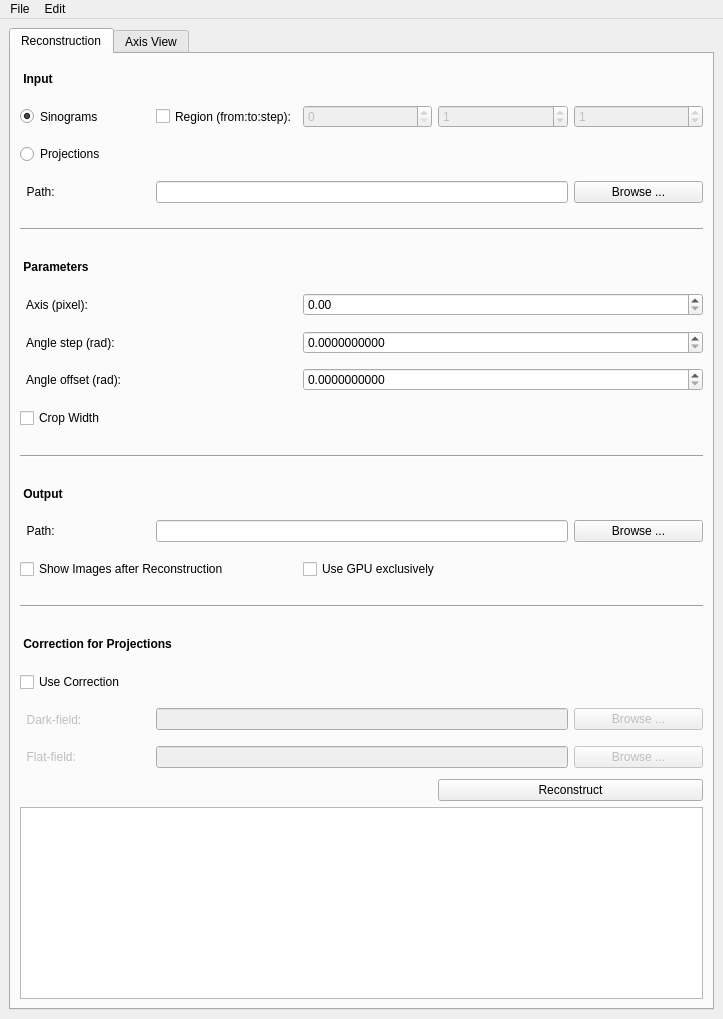
First picture: the form in unfoog/gui.ui, repository ufo-kit/tofu, before the edit.
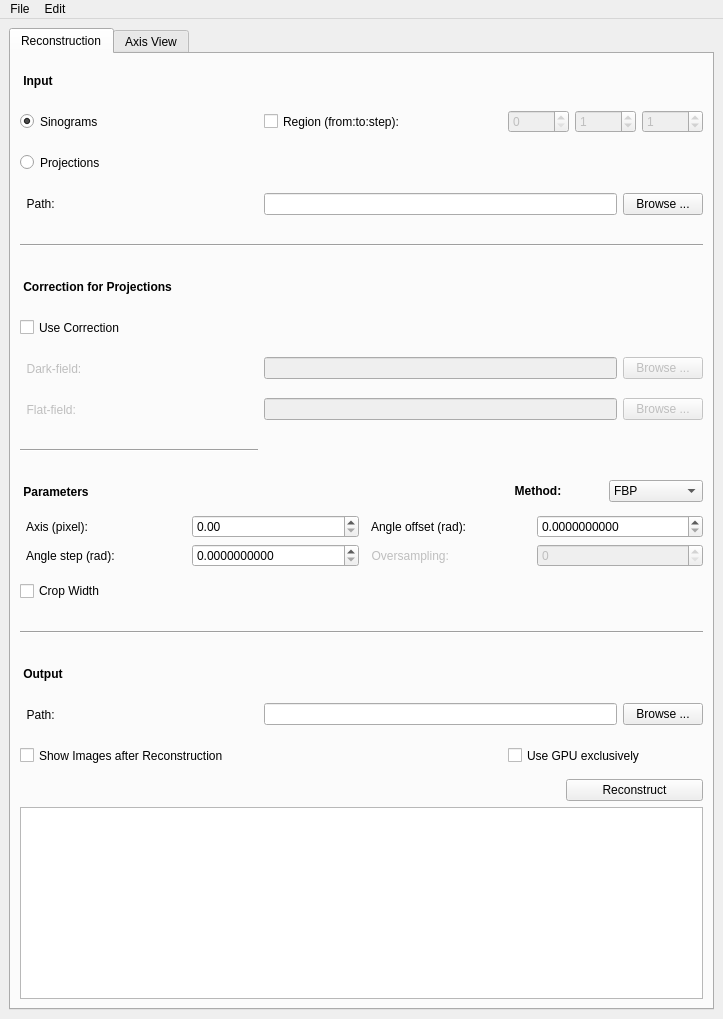
Second picture: the form after the edit.

Commit message: Add dfi reconstruction method

Patch:
```diff
--- a/unfoog/gui.ui
+++ b/unfoog/gui.ui
@@ -90,70 +90,22 @@
           <property name="spacing">
            <number>6</number>
           </property>
-          <item row="9" column="2" colspan="3">
-           <widget class="QDoubleSpinBox" name="angle_offset">
-            <property name="sizePolicy">
-             <sizepolicy hsizetype="Expanding" vsizetype="Fixed">
-              <horstretch>0</horstretch>
-              <verstretch>0</verstretch>
-             </sizepolicy>
-            </property>
-            <property name="toolTip">
-             <string notr="true"/>
-            </property>
-            <property name="decimals">
-             <number>10</number>
-            </property>
-           </widget>
-          </item>
-          <item row="19" column="1" colspan="3">
-           <widget class="QLineEdit" name="flats_path_line">
+          <item row="9" column="4">
+           <widget class="QPushButton" name="flats_path_button">
             <property name="enabled">
              <bool>false</bool>
             </property>
             <property name="sizePolicy">
-             <sizepolicy hsizetype="Expanding" vsizetype="Fixed">
+             <sizepolicy hsizetype="Minimum" vsizetype="Fixed">
               <horstretch>0</horstretch>
               <verstretch>0</verstretch>
              </sizepolicy>
             </property>
             <property name="toolTip">
              <string notr="true"/>
-            </property>
-           </widget>
-          </item>
-          <item row="7" column="2" colspan="3">
-           <widget class="QDoubleSpinBox" name="axis_spin">
-            <property name="sizePolicy">
-             <sizepolicy hsizetype="Expanding" vsizetype="Fixed">
-              <horstretch>0</horstretch>
-              <verstretch>0</verstretch>
-             </sizepolicy>
-            </property>
-            <property name="toolTip">
-             <string notr="true"/>
-            </property>
-            <property name="maximum">
-             <double>8192.000000000000000</double>
-            </property>
-           </widget>
-          </item>
-          <item row="16" column="0" colspan="2">
-           <widget class="QLabel" name="correction_label">
-            <property name="sizePolicy">
-             <sizepolicy hsizetype="Expanding" vsizetype="Expanding">
-              <horstretch>0</horstretch>
-              <verstretch>0</verstretch>
-             </sizepolicy>
-            </property>
-            <property name="font">
-             <font>
-              <weight>75</weight>
-              <bold>true</bold>
-             </font>
             </property>
             <property name="text">
-             <string> Correction for Projections</string>
+             <string>Browse ...</string>
             </property>
            </widget>
           </item>
@@ -173,44 +125,6 @@
             </property>
            </widget>
           </item>
-          <item row="18" column="4">
-           <widget class="QPushButton" name="darks_path_button">
-            <property name="enabled">
-             <bool>false</bool>
-            </property>
-            <property name="sizePolicy">
-             <sizepolicy hsizetype="Minimum" vsizetype="Fixed">
-              <horstretch>0</horstretch>
-              <verstretch>0</verstretch>
-             </sizepolicy>
-            </property>
-            <property name="toolTip">
-             <string notr="true"/>
-            </property>
-            <property name="text">
-             <string>Browse ...</string>
-            </property>
-           </widget>
-          </item>
-          <item row="2" column="2">
-           <widget class="QSpinBox" name="from_region">
-            <property name="enabled">
-             <bool>false</bool>
-            </property>
-            <property name="sizePolicy">
-             <sizepolicy hsizetype="Expanding" vsizetype="Fixed">
-              <horstretch>0</horstretch>
-              <verstretch>0</verstretch>
-             </sizepolicy>
-            </property>
-            <property name="toolTip">
-             <string notr="true"/>
-            </property>
-            <property name="maximum">
-             <number>10000</number>
-            </property>
-           </widget>
-          </item>
           <item row="1" column="0">
            <widget class="QLabel" name="input_label">
             <property name="sizePolicy">
@@ -264,63 +178,6 @@
             </property>
            </widget>
           </item>
-          <item row="19" column="0">
-           <widget class="QLabel" name="flats_label">
-            <property name="enabled">
-             <bool>false</bool>
-            </property>
-            <property name="sizePolicy">
-             <sizepolicy hsizetype="Expanding" vsizetype="Expanding">
-              <horstretch>0</horstretch>
-              <verstretch>0</verstretch>
-             </sizepolicy>
-            </property>
-            <property name="toolTip">
-             <string notr="true"/>
-            </property>
-            <property name="lineWidth">
-             <number>0</number>
-            </property>
-            <property name="text">
-             <string>  Flat-field:</string>
-            </property>
-           </widget>
-          </item>
-          <item row="2" column="3">
-           <widget class="QSpinBox" name="to_region">
-            <property name="enabled">
-             <bool>false</bool>
-            </property>
-            <property name="sizePolicy">
-             <sizepolicy hsizetype="Expanding" vsizetype="Fixed">
-              <horstretch>0</horstretch>
-              <verstretch>0</verstretch>
-             </sizepolicy>
-            </property>
-            <property name="toolTip">
-             <string notr="true"/>
-            </property>
-            <property name="maximum">
-             <number>10000</number>
-            </property>
-            <property name="value">
-             <number>1</number>
-            </property>
-           </widget>
-          </item>
-          <item row="15" column="0" colspan="5">
-           <widget class="Line" name="line_3">
-            <property name="sizePolicy">
-             <sizepolicy hsizetype="Expanding" vsizetype="Expanding">
-              <horstretch>0</horstretch>
-              <verstretch>0</verstretch>
-             </sizepolicy>
-            </property>
-            <property name="orientation">
-             <enum>Qt::Horizontal</enum>
-            </property>
-           </widget>
-          </item>
           <item row="5" column="0" colspan="5">
            <widget class="Line" name="line">
             <property name="sizePolicy">
@@ -353,7 +210,7 @@
             </property>
            </widget>
           </item>
-          <item row="11" column="0" colspan="5">
+          <item row="16" column="0" colspan="5">
            <widget class="Line" name="line_2">
             <property name="sizePolicy">
              <sizepolicy hsizetype="Expanding" vsizetype="Expanding">
@@ -366,7 +223,7 @@
             </property>
            </widget>
           </item>
-          <item row="13" column="0">
+          <item row="18" column="0">
            <widget class="QLabel" name="output_path_label">
             <property name="sizePolicy">
              <sizepolicy hsizetype="Expanding" vsizetype="Expanding">
@@ -382,39 +239,7 @@
             </property>
            </widget>
           </item>
-          <item row="8" column="0" colspan="2">
-           <widget class="QLabel" name="angle_label">
-            <property name="sizePolicy">
-             <sizepolicy hsizetype="Expanding" vsizetype="Expanding">
-              <horstretch>0</horstretch>
-              <verstretch>0</verstretch>
-             </sizepolicy>
-            </property>
-            <property name="toolTip">
-             <string notr="true"/>
-            </property>
-            <property name="text">
-             <string>  Angle step (rad):</string>
-            </property>
-           </widget>
-          </item>
-          <item row="9" column="0" colspan="2">
-           <widget class="QLabel" name="offset_label">
-            <property name="sizePolicy">
-             <sizepolicy hsizetype="Expanding" vsizetype="Expanding">
-              <horstretch>0</horstretch>
-              <verstretch>0</verstretch>
-             </sizepolicy>
-            </property>
-            <property name="toolTip">
-             <string notr="true"/>
-            </property>
-            <property name="text">
-             <string>  Angle offset (rad):</string>
-            </property>
-           </widget>
-          </item>
-          <item row="10" column="0" colspan="2">
+          <item row="15" column="0" colspan="2">
            <widget class="QCheckBox" name="crop_box">
             <property name="sizePolicy">
              <sizepolicy hsizetype="Expanding" vsizetype="Expanding">
@@ -430,51 +255,6 @@
             </property>
            </widget>
           </item>
-          <item row="20" column="3" colspan="2">
-           <widget class="QPushButton" name="reco_button">
-            <property name="sizePolicy">
-             <sizepolicy hsizetype="Minimum" vsizetype="Fixed">
-              <horstretch>0</horstretch>
-              <verstretch>0</verstretch>
-             </sizepolicy>
-            </property>
-            <property name="text">
-             <string>Reconstruct</string>
-            </property>
-           </widget>
-          </item>
-          <item row="8" column="2" colspan="3">
-           <widget class="QDoubleSpinBox" name="angle_step">
-            <property name="sizePolicy">
-             <sizepolicy hsizetype="Expanding" vsizetype="Fixed">
-              <horstretch>0</horstretch>
-              <verstretch>0</verstretch>
-             </sizepolicy>
-            </property>
-            <property name="toolTip">
-             <string notr="true"/>
-            </property>
-            <property name="decimals">
-             <number>10</number>
-            </property>
-           </widget>
-          </item>
-          <item row="7" column="0" colspan="2">
-           <widget class="QLabel" name="axis_label">
-            <property name="sizePolicy">
-             <sizepolicy hsizetype="Expanding" vsizetype="Expanding">
-              <horstretch>0</horstretch>
-              <verstretch>0</verstretch>
-             </sizepolicy>
-            </property>
-            <property name="toolTip">
-             <string notr="true"/>
-            </property>
-            <property name="text">
-             <string>  Axis (pixel):</string>
-            </property>
-           </widget>
-          </item>
           <item row="4" column="1" colspan="3">
            <widget class="QLineEdit" name="input_path_line">
             <property name="sizePolicy">
@@ -488,7 +268,20 @@
             </property>
            </widget>
           </item>
-          <item row="13" column="1" colspan="3">
+          <item row="25" column="3" colspan="2">
+           <widget class="QPushButton" name="reco_button">
+            <property name="sizePolicy">
+             <sizepolicy hsizetype="Minimum" vsizetype="Fixed">
+              <horstretch>0</horstretch>
+              <verstretch>0</verstretch>
+             </sizepolicy>
+            </property>
+            <property name="text">
+             <string>Reconstruct</string>
+            </property>
+           </widget>
+          </item>
+          <item row="18" column="1" colspan="3">
            <widget class="QLineEdit" name="output_path_line">
             <property name="sizePolicy">
              <sizepolicy hsizetype="Expanding" vsizetype="Fixed">
@@ -539,45 +332,7 @@
             </property>
            </widget>
           </item>
-          <item row="19" column="4">
-           <widget class="QPushButton" name="flats_path_button">
-            <property name="enabled">
-             <bool>false</bool>
-            </property>
-            <property name="sizePolicy">
-             <sizepolicy hsizetype="Minimum" vsizetype="Fixed">
-              <horstretch>0</horstretch>
-              <verstretch>0</verstretch>
-             </sizepolicy>
-            </property>
-            <property name="toolTip">
-             <string notr="true"/>
-            </property>
-            <property name="text">
-             <string>Browse ...</string>
-            </property>
-           </widget>
-          </item>
-          <item row="18" column="0">
-           <widget class="QLabel" name="darks_label">
-            <property name="enabled">
-             <bool>false</bool>
-            </property>
-            <property name="sizePolicy">
-             <sizepolicy hsizetype="Expanding" vsizetype="Expanding">
-              <horstretch>0</horstretch>
-              <verstretch>0</verstretch>
-             </sizepolicy>
-            </property>
-            <property name="toolTip">
-             <string notr="true"/>
-            </property>
-            <property name="text">
-             <string>  Dark-field:</string>
-            </property>
-           </widget>
-          </item>
-          <item row="12" column="0">
+          <item row="17" column="0">
            <widget class="QLabel" name="output_label">
             <property name="sizePolicy">
              <sizepolicy hsizetype="Expanding" vsizetype="Expanding">
@@ -599,67 +354,10 @@
             </property>
            </widget>
           </item>
-          <item row="6" column="0">
-           <widget class="QLabel" name="params_label">
-            <property name="sizePolicy">
-             <sizepolicy hsizetype="Expanding" vsizetype="Expanding">
-              <horstretch>0</horstretch>
-              <verstretch>0</verstretch>
-             </sizepolicy>
-            </property>
-            <property name="font">
-             <font>
-              <weight>75</weight>
-              <bold>true</bold>
-             </font>
-            </property>
-            <property name="text">
-             <string> Parameters</string>
-            </property>
-           </widget>
-          </item>
-          <item row="2" column="4">
-           <widget class="QSpinBox" name="step_region">
-            <property name="enabled">
-             <bool>false</bool>
-            </property>
-            <property name="sizePolicy">
-             <sizepolicy hsizetype="Expanding" vsizetype="Fixed">
-              <horstretch>0</horstretch>
-              <verstretch>0</verstretch>
-             </sizepolicy>
-            </property>
-            <property name="toolTip">
-             <string notr="true"/>
-            </property>
-            <property name="maximum">
-             <number>10000</number>
-            </property>
-            <property name="value">
-             <number>1</number>
-            </property>
-           </widget>
-          </item>
-          <item row="17" column="0" colspan="2">
-           <widget class="QCheckBox" name="correct_box">
-            <property name="sizePolicy">
-             <sizepolicy hsizetype="Expanding" vsizetype="Expanding">
-              <horstretch>0</horstretch>
-              <verstretch>0</verstretch>
-             </sizepolicy>
-            </property>
-            <property name="toolTip">
-             <string notr="true"/>
-            </property>
-            <property name="text">
-             <string>Use Correction</string>
-            </property>
-           </widget>
-          </item>
-          <item row="21" column="0" colspan="5">
+          <item row="26" column="0" colspan="5">
            <widget class="QTextBrowser" name="text_browser"/>
           </item>
-          <item row="14" column="0" colspan="2">
+          <item row="19" column="0" colspan="2">
            <widget class="QCheckBox" name="imagej_checkbox">
             <property name="sizePolicy">
              <sizepolicy hsizetype="Expanding" vsizetype="Expanding">
@@ -672,7 +370,7 @@
             </property>
            </widget>
           </item>
-          <item row="13" column="4">
+          <item row="18" column="4">
            <widget class="QPushButton" name="output_path_button">
             <property name="sizePolicy">
              <sizepolicy hsizetype="Minimum" vsizetype="Fixed">
@@ -688,23 +386,7 @@
             </property>
            </widget>
           </item>
-          <item row="18" column="1" colspan="3">
-           <widget class="QLineEdit" name="darks_path_line">
-            <property name="enabled">
-             <bool>false</bool>
-            </property>
-            <property name="sizePolicy">
-             <sizepolicy hsizetype="Expanding" vsizetype="Fixed">
-              <horstretch>0</horstretch>
-              <verstretch>0</verstretch>
-             </sizepolicy>
-            </property>
-            <property name="toolTip">
-             <string notr="true"/>
-            </property>
-           </widget>
-          </item>
-          <item row="14" column="2" colspan="3">
+          <item row="19" column="2" colspan="3">
            <widget class="QCheckBox" name="gpu_box">
             <property name="sizePolicy">
              <sizepolicy hsizetype="Expanding" vsizetype="Expanding">
@@ -717,6 +399,386 @@
             </property>
            </widget>
           </item>
+          <item row="2" column="2" colspan="3">
+           <layout class="QGridLayout" name="gridLayout">
+            <item row="0" column="1">
+             <widget class="QSpinBox" name="to_region">
+              <property name="enabled">
+               <bool>false</bool>
+              </property>
+              <property name="sizePolicy">
+               <sizepolicy hsizetype="Expanding" vsizetype="Fixed">
+                <horstretch>0</horstretch>
+                <verstretch>0</verstretch>
+               </sizepolicy>
+              </property>
+              <property name="toolTip">
+               <string notr="true"/>
+              </property>
+              <property name="maximum">
+               <number>10000</number>
+              </property>
+              <property name="value">
+               <number>1</number>
+              </property>
+             </widget>
+            </item>
+            <item row="0" column="0">
+             <widget class="QSpinBox" name="from_region">
+              <property name="enabled">
+               <bool>false</bool>
+              </property>
+              <property name="sizePolicy">
+               <sizepolicy hsizetype="Expanding" vsizetype="Fixed">
+                <horstretch>0</horstretch>
+                <verstretch>0</verstretch>
+               </sizepolicy>
+              </property>
+              <property name="toolTip">
+               <string notr="true"/>
+              </property>
+              <property name="maximum">
+               <number>10000</number>
+              </property>
+             </widget>
+            </item>
+            <item row="0" column="2">
+             <widget class="QSpinBox" name="step_region">
+              <property name="enabled">
+               <bool>false</bool>
+              </property>
+              <property name="sizePolicy">
+               <sizepolicy hsizetype="Expanding" vsizetype="Fixed">
+                <horstretch>0</horstretch>
+                <verstretch>0</verstretch>
+               </sizepolicy>
+              </property>
+              <property name="toolTip">
+               <string notr="true"/>
+              </property>
+              <property name="maximum">
+               <number>10000</number>
+              </property>
+              <property name="value">
+               <number>1</number>
+              </property>
+             </widget>
+            </item>
+           </layout>
+          </item>
+          <item row="12" column="0" colspan="5">
+           <layout class="QGridLayout" name="gridLayout_2">
+            <item row="0" column="1">
+             <widget class="QDoubleSpinBox" name="axis_spin">
+              <property name="sizePolicy">
+               <sizepolicy hsizetype="Expanding" vsizetype="Fixed">
+                <horstretch>0</horstretch>
+                <verstretch>0</verstretch>
+               </sizepolicy>
+              </property>
+              <property name="toolTip">
+               <string notr="true"/>
+              </property>
+              <property name="maximum">
+               <double>8192.000000000000000</double>
+              </property>
+             </widget>
+            </item>
+            <item row="0" column="2">
+             <widget class="QLabel" name="offset_label">
+              <property name="sizePolicy">
+               <sizepolicy hsizetype="Expanding" vsizetype="Expanding">
+                <horstretch>0</horstretch>
+                <verstretch>0</verstretch>
+               </sizepolicy>
+              </property>
+              <property name="toolTip">
+               <string notr="true"/>
+              </property>
+              <property name="text">
+               <string>  Angle offset (rad):</string>
+              </property>
+             </widget>
+            </item>
+            <item row="0" column="0">
+             <widget class="QLabel" name="axis_label">
+              <property name="sizePolicy">
+               <sizepolicy hsizetype="Expanding" vsizetype="Expanding">
+                <horstretch>0</horstretch>
+                <verstretch>0</verstretch>
+               </sizepolicy>
+              </property>
+              <property name="toolTip">
+               <string notr="true"/>
+              </property>
+              <property name="text">
+               <string>  Axis (pixel):</string>
+              </property>
+             </widget>
+            </item>
+            <item row="0" column="3">
+             <widget class="QDoubleSpinBox" name="angle_offset">
+              <property name="sizePolicy">
+               <sizepolicy hsizetype="Expanding" vsizetype="Fixed">
+                <horstretch>0</horstretch>
+                <verstretch>0</verstretch>
+               </sizepolicy>
+              </property>
+              <property name="toolTip">
+               <string notr="true"/>
+              </property>
+              <property name="decimals">
+               <number>10</number>
+              </property>
+             </widget>
+            </item>
+            <item row="1" column="0">
+             <widget class="QLabel" name="angle_label">
+              <property name="sizePolicy">
+               <sizepolicy hsizetype="Expanding" vsizetype="Expanding">
+                <horstretch>0</horstretch>
+                <verstretch>0</verstretch>
+               </sizepolicy>
+              </property>
+              <property name="toolTip">
+               <string notr="true"/>
+              </property>
+              <property name="text">
+               <string>  Angle step (rad):</string>
+              </property>
+             </widget>
+            </item>
+            <item row="1" column="1">
+             <widget class="QDoubleSpinBox" name="angle_step">
+              <property name="sizePolicy">
+               <sizepolicy hsizetype="Expanding" vsizetype="Fixed">
+                <horstretch>0</horstretch>
+                <verstretch>0</verstretch>
+               </sizepolicy>
+              </property>
+              <property name="toolTip">
+               <string notr="true"/>
+              </property>
+              <property name="decimals">
+               <number>10</number>
+              </property>
+             </widget>
+            </item>
+            <item row="1" column="2">
+             <widget class="QLabel" name="oversampling_label">
+              <property name="enabled">
+               <bool>false</bool>
+              </property>
+              <property name="text">
+               <string>  Oversampling:</string>
+              </property>
+             </widget>
+            </item>
+            <item row="1" column="3">
+             <widget class="QSpinBox" name="oversampling">
+              <property name="enabled">
+               <bool>false</bool>
+              </property>
+             </widget>
+            </item>
+           </layout>
+          </item>
+          <item row="9" column="1" colspan="3">
+           <widget class="QLineEdit" name="flats_path_line">
+            <property name="enabled">
+             <bool>false</bool>
+            </property>
+            <property name="sizePolicy">
+             <sizepolicy hsizetype="Expanding" vsizetype="Fixed">
+              <horstretch>0</horstretch>
+              <verstretch>0</verstretch>
+             </sizepolicy>
+            </property>
+            <property name="toolTip">
+             <string notr="true"/>
+            </property>
+           </widget>
+          </item>
+          <item row="6" column="0" colspan="2">
+           <widget class="QLabel" name="correction_label">
+            <property name="sizePolicy">
+             <sizepolicy hsizetype="Expanding" vsizetype="Expanding">
+              <horstretch>0</horstretch>
+              <verstretch>0</verstretch>
+             </sizepolicy>
+            </property>
+            <property name="font">
+             <font>
+              <weight>75</weight>
+              <bold>true</bold>
+             </font>
+            </property>
+            <property name="text">
+             <string> Correction for Projections</string>
+            </property>
+           </widget>
+          </item>
+          <item row="9" column="0">
+           <widget class="QLabel" name="flats_label">
+            <property name="enabled">
+             <bool>false</bool>
+            </property>
+            <property name="sizePolicy">
+             <sizepolicy hsizetype="Expanding" vsizetype="Expanding">
+              <horstretch>0</horstretch>
+              <verstretch>0</verstretch>
+             </sizepolicy>
+            </property>
+            <property name="toolTip">
+             <string notr="true"/>
+            </property>
+            <property name="lineWidth">
+             <number>0</number>
+            </property>
+            <property name="text">
+             <string>  Flat-field:</string>
+            </property>
+           </widget>
+          </item>
+          <item row="7" column="0">
+           <widget class="QCheckBox" name="correct_box">
+            <property name="sizePolicy">
+             <sizepolicy hsizetype="Expanding" vsizetype="Expanding">
+              <horstretch>0</horstretch>
+              <verstretch>0</verstretch>
+             </sizepolicy>
+            </property>
+            <property name="toolTip">
+             <string notr="true"/>
+            </property>
+            <property name="text">
+             <string>Use Correction</string>
+            </property>
+           </widget>
+          </item>
+          <item row="8" column="4">
+           <widget class="QPushButton" name="darks_path_button">
+            <property name="enabled">
+             <bool>false</bool>
+            </property>
+            <property name="sizePolicy">
+             <sizepolicy hsizetype="Minimum" vsizetype="Fixed">
+              <horstretch>0</horstretch>
+              <verstretch>0</verstretch>
+             </sizepolicy>
+            </property>
+            <property name="toolTip">
+             <string notr="true"/>
+            </property>
+            <property name="text">
+             <string>Browse ...</string>
+            </property>
+           </widget>
+          </item>
+          <item row="8" column="0">
+           <widget class="QLabel" name="darks_label">
+            <property name="enabled">
+             <bool>false</bool>
+            </property>
+            <property name="sizePolicy">
+             <sizepolicy hsizetype="Expanding" vsizetype="Expanding">
+              <horstretch>0</horstretch>
+              <verstretch>0</verstretch>
+             </sizepolicy>
+            </property>
+            <property name="toolTip">
+             <string notr="true"/>
+            </property>
+            <property name="text">
+             <string>  Dark-field:</string>
+            </property>
+           </widget>
+          </item>
+          <item row="10" column="0">
+           <widget class="Line" name="line_3">
+            <property name="sizePolicy">
+             <sizepolicy hsizetype="Expanding" vsizetype="Expanding">
+              <horstretch>0</horstretch>
+              <verstretch>0</verstretch>
+             </sizepolicy>
+            </property>
+            <property name="orientation">
+             <enum>Qt::Horizontal</enum>
+            </property>
+           </widget>
+          </item>
+          <item row="8" column="1" colspan="3">
+           <widget class="QLineEdit" name="darks_path_line">
+            <property name="enabled">
+             <bool>false</bool>
+            </property>
+            <property name="sizePolicy">
+             <sizepolicy hsizetype="Expanding" vsizetype="Fixed">
+              <horstretch>0</horstretch>
+              <verstretch>0</verstretch>
+             </sizepolicy>
+            </property>
+            <property name="toolTip">
+             <string notr="true"/>
+            </property>
+           </widget>
+          </item>
+          <item row="11" column="0">
+           <widget class="QLabel" name="params_label">
+            <property name="sizePolicy">
+             <sizepolicy hsizetype="Expanding" vsizetype="Expanding">
+              <horstretch>0</horstretch>
+              <verstretch>0</verstretch>
+             </sizepolicy>
+            </property>
+            <property name="font">
+             <font>
+              <weight>75</weight>
+              <bold>true</bold>
+             </font>
+            </property>
+            <property name="text">
+             <string> Parameters</string>
+            </property>
+           </widget>
+          </item>
+          <item row="11" column="2" colspan="3">
+           <layout class="QGridLayout" name="gridLayout_3">
+            <item row="0" column="0">
+             <widget class="QLabel" name="label">
+              <property name="font">
+               <font>
+                <weight>75</weight>
+                <bold>true</bold>
+               </font>
+              </property>
+              <property name="text">
+               <string>  Method:</string>
+              </property>
+             </widget>
+            </item>
+            <item row="0" column="1">
+             <widget class="QComboBox" name="method_box">
+              <property name="font">
+               <font>
+                <weight>50</weight>
+                <bold>false</bold>
+               </font>
+              </property>
+              <item>
+               <property name="text">
+                <string>FBP</string>
+               </property>
+              </item>
+              <item>
+               <property name="text">
+                <string>DFI</string>
+               </property>
+              </item>
+             </widget>
+            </item>
+           </layout>
+          </item>
          </layout>
         </item>
        </layout>
```
Left out of the diff: 3 changed lines with no effect on the pictures. The commit also changes 1 other file.
